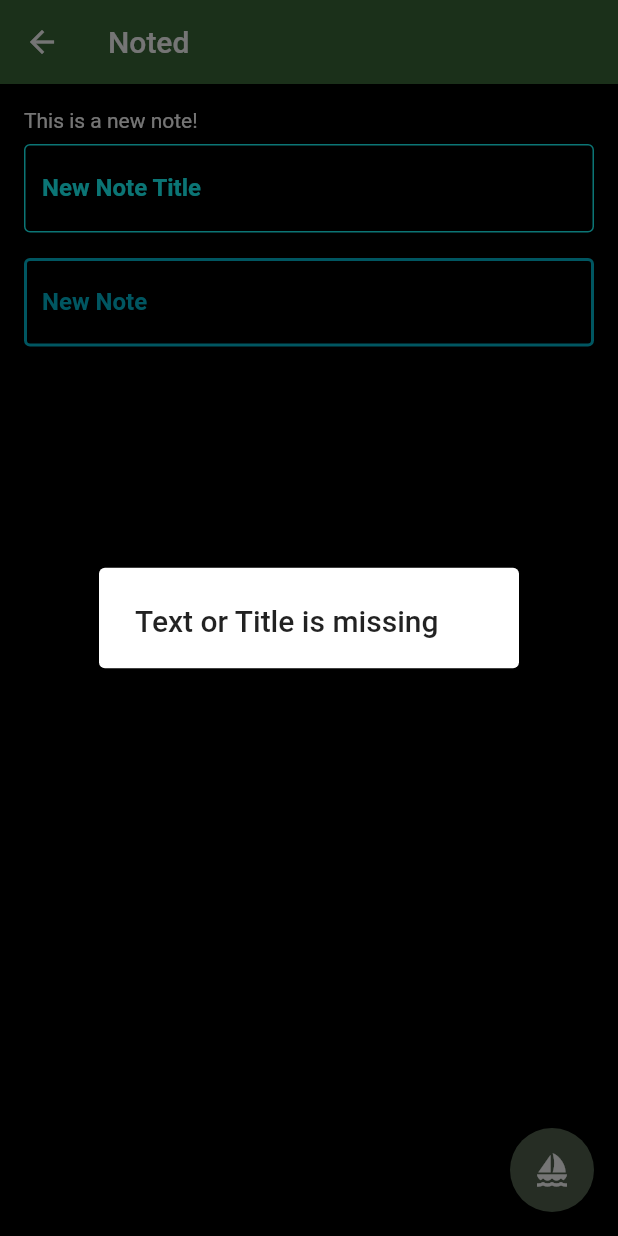
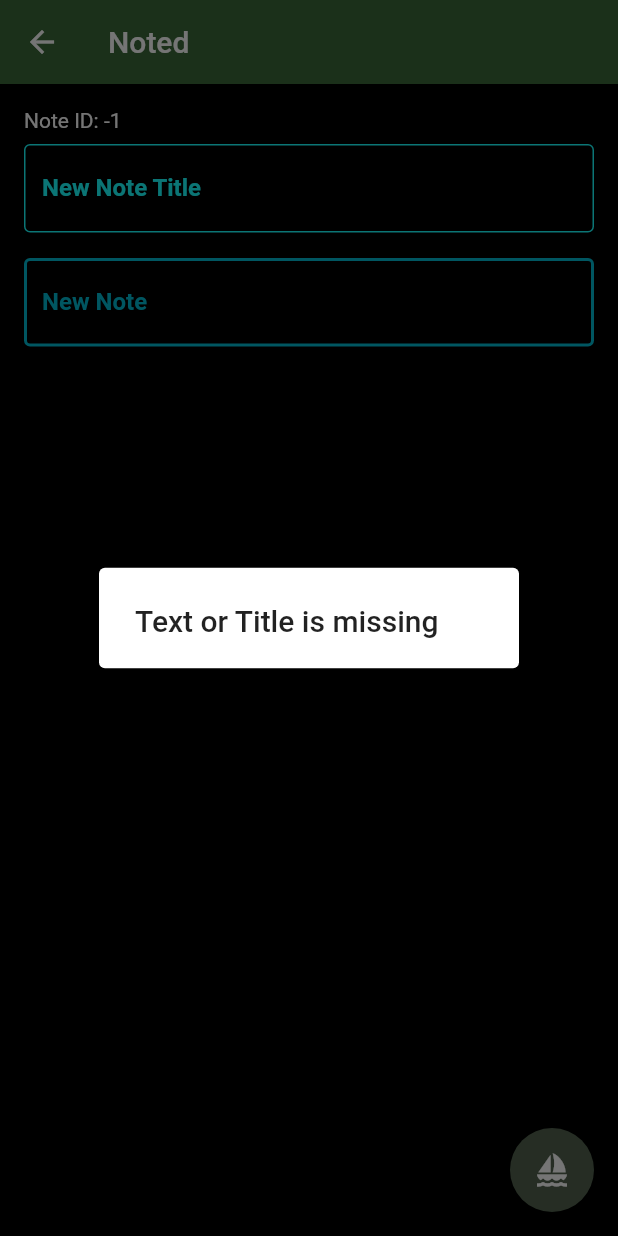
Before and after one commit to firedb/myFightCompanion, a Flutter app: the NoteCreationPage screen opened directly, after a tap on the "sailing" icon, on a phone screen of 412 x 824 dp. Run offline on Flutter 3.47's test engine with Material 2 defaults, Android fonts, the light colour scheme and no system bars; our stand-ins replace sqflite; missing offline and left inert: dart:ffi; accounts and stored records are empty.

Commit message:
note_creation page can now save new and update a note with the id. need to add function to open a previous note with its info and then update its info with the id database_helper has save note function for new and updating notes

```diff
--- a/my_fight_companion/lib/note_creation.dart
+++ b/my_fight_companion/lib/note_creation.dart
@@ -12,6 +12,7 @@ class NoteCreationPage extends StatefulWidget {
 class _NoteCreationPageState extends State<NoteCreationPage> {
   final TextEditingController _noteContentController = TextEditingController();
   final TextEditingController _noteTitleController = TextEditingController();
+  int noteID = -1;
 
   @override
   void dispose() {
@@ -33,8 +34,8 @@ class _NoteCreationPageState extends State<NoteCreationPage> {
           mainAxisAlignment: MainAxisAlignment.start,
           crossAxisAlignment: CrossAxisAlignment.stretch,
           children: <Widget>[
-            const Text(
-              'This is a new note!',
+            Text(
+              'Note ID: ${noteID.toString()}',
               style: TextStyle(color: Colors.white),
             ),
             const SizedBox(height: 8),
@@ -56,15 +57,19 @@ class _NoteCreationPageState extends State<NoteCreationPage> {
                   filled: true,
                   fillColor: Colors.black, // Set background color
                   focusedBorder: OutlineInputBorder(
-                    borderSide: BorderSide(color: Colors.cyanAccent, width: 1.0),
+                    borderSide:
+                        BorderSide(color: Colors.cyanAccent, width: 1.0),
                   ),
                   enabledBorder: OutlineInputBorder(
-                    borderSide: BorderSide(color: Colors.cyanAccent, width: 1.0),
+                    borderSide:
+                        BorderSide(color: Colors.cyanAccent, width: 1.0),
                   ),
                 ),
               )),
             ),
-            const SizedBox(height: 8,),
+            const SizedBox(
+              height: 8,
+            ),
             Expanded(
               child: SingleChildScrollView(
                 child: TextField(
@@ -97,34 +102,39 @@ class _NoteCreationPageState extends State<NoteCreationPage> {
         ),
       ),
       floatingActionButton: FloatingActionButton(
-        onPressed: () {
-          try{
-          if (_noteContentController.text.isNotEmpty && _noteTitleController.text.isNotEmpty) {
-            DatabaseHelper().saveNote(_noteTitleController.text,_noteContentController.text);
-            showDialog(context: context,
-            builder: (context) => const AlertDialog(
-              title: Text('Saved Successfully')
-              ),
+        onPressed: () async {
+          try {
+            if (_noteContentController.text.isNotEmpty &&
+                _noteTitleController.text.isNotEmpty) {
+              noteID = await DatabaseHelper().saveNote(
+                  _noteTitleController.text,
+                  _noteContentController.text,
+                  noteID);
+
+              showDialog(
+                context: context,
+                builder: (context) =>
+                    const AlertDialog(title: Text('Saved Successfully')),
               );
-          }else{
-            showDialog(context: context,
-            builder: (context) => const AlertDialog(
-              title: Text('Text or Title is missing')
-              ),
+
+              setState(() {
+
+              });
+            } else {
+              showDialog(
+                context: context,
+                builder: (context) =>
+                    const AlertDialog(title: Text('Text or Title is missing')),
               );
+            }
+          } on Exception catch (_) {
+            showDialog(
+              context: context,
+              builder: (context) => const AlertDialog(
+                  title: Text('Some Exception Occured - Alert Developer')),
+            );
           }
-        }
-        on Exception catch(_){
-          showDialog(context: context,
-            builder: (context) => const AlertDialog(
-              title: Text('Some Exception Occured - Alert Developer')
-              ),
-              );
-        }
-
-        }
-
-        ,
+        },
         tooltip: 'Save',
         child: const Icon(Icons.sailing),
       ),
--- a/my_fight_companion/lib/note_list.dart
+++ b/my_fight_companion/lib/note_list.dart
@@ -52,6 +52,8 @@ class _NoteListPageState extends State<NoteListPage> {
                   String title = notes![index]['notetitle'];
                   String content = notes![index]['notecontent'];
                   String date = notes![index]['date'].toString();
+                  String noteID = notes![index]['id'].toString();
+
 
                   return ListTile(
                     shape: RoundedRectangleBorder(
@@ -66,6 +68,8 @@ class _NoteListPageState extends State<NoteListPage> {
                         Text(content,
                             style: const TextStyle(color: Colors.white)),
                         Text(date, style: const TextStyle(color: Colors.white)),
+                        Text(noteID,
+                            style: const TextStyle(color: Colors.redAccent)),
                       ],
                     ),
                   );
```
Also changed, not shown: my_fight_companion/lib/database_helper.dart (+25 -8 lines).
